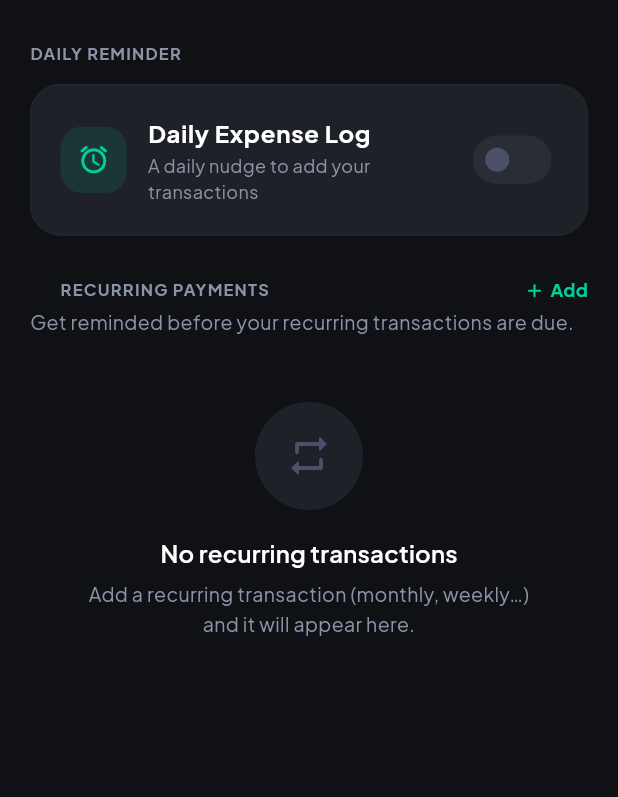
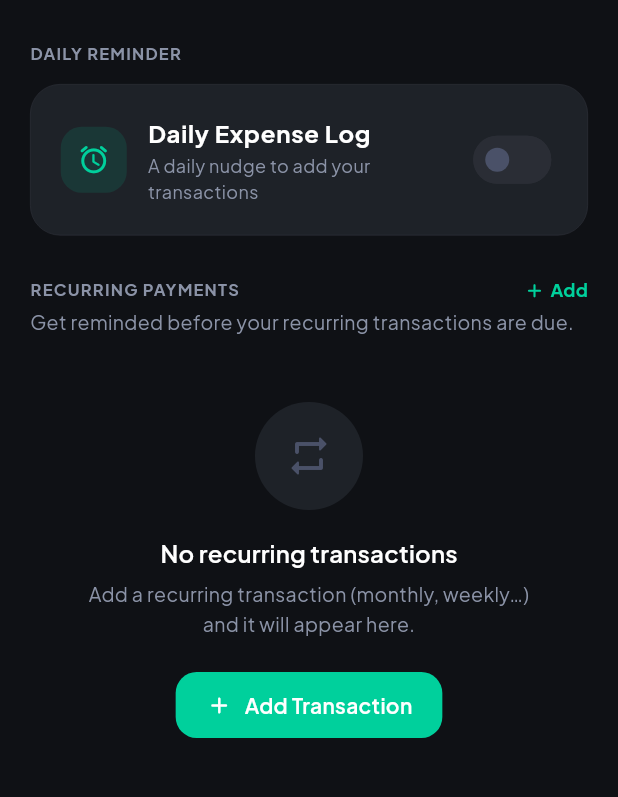
Before and after one commit to Surajkrmkr/SplitPay, a Flutter app: the NotificationSettingsScreen screen opened by its route, on a phone screen of 412 x 824 dp, the part 69-866 px from its top. Run offline on Flutter 3.47's test engine with Material 3 defaults, Android fonts, the phone set to English and light mode, and no system bars; drawn by our look-alikes of flutter_animate; our stand-ins replace cached_network_image, dio, firebase_auth, firebase_core, firebase_messaging, fl_chart and 14 more; missing offline and left inert: google_mlkit_text_recognition, mobile_scanner, upi_pro_sdk; accounts and stored records are empty; network calls fail.

Commit message:
settings screen changes updated

```diff
--- a/lib/features/settings/notification_settings_screen.dart
+++ b/lib/features/settings/notification_settings_screen.dart
@@ -49,8 +49,16 @@ class NotificationSettingsScreen extends ConsumerWidget {
                     padding: const EdgeInsets.symmetric(horizontal: 20),
                     child: Row(
                       children: [
-                        Expanded(
-                          child: _SectionLabel(label: 'RECURRING PAYMENTS'),
+                        const Expanded(
+                          child: Text(
+                            'RECURRING PAYMENTS',
+                            style: TextStyle(
+                              fontSize: 11,
+                              fontWeight: FontWeight.w700,
+                              letterSpacing: 0.8,
+                              color: AppColors.textSecondary,
+                            ),
+                          ),
                         ),
                         GestureDetector(
                           onTap: () => _openAddTransactionSheet(context),
@@ -244,8 +252,7 @@ class _DailyReminderCard extends ConsumerWidget {
                             .read(dailyReminderProvider.notifier)
                             .setEnabled(v),
                     activeThumbColor: AppColors.income,
-                    activeTrackColor:
-                        AppColors.income.withValues(alpha: 0.4),
+                    activeTrackColor: AppColors.income.withValues(alpha: 0.4),
                   ),
                 ],
               ),
@@ -331,6 +338,21 @@ class _RecurringTransactionsList extends ConsumerWidget {
                   height: 1.5,
                 ),
               ),
+              const SizedBox(height: 20),
+              FilledButton.icon(
+                onPressed: () => _openAddTransactionSheet(context),
+                icon: const Icon(Icons.add_rounded, size: 18),
+                label: const Text('Add Transaction'),
+                style: FilledButton.styleFrom(
+                  backgroundColor: AppColors.primary,
+                  foregroundColor: Colors.white,
+                  padding:
+                      const EdgeInsets.symmetric(horizontal: 20, vertical: 12),
+                  shape: RoundedRectangleBorder(
+                    borderRadius: BorderRadius.circular(14),
+                  ),
+                ),
+              ),
             ],
           ),
         ),
@@ -352,8 +374,7 @@ class _RecurringTransactionsList extends ConsumerWidget {
 class _RecurringReminderCard extends ConsumerWidget {
   final RecurringReminderEntry entry;
   final int index;
-  const _RecurringReminderCard(
-      {required this.entry, required this.index});
+  const _RecurringReminderCard({required this.entry, required this.index});
 
   @override
   Widget build(BuildContext context, WidgetRef ref) {
@@ -363,21 +384,19 @@ class _RecurringReminderCard extends ConsumerWidget {
     final currency = ref.watch(currencyProvider);
     final enabled = config.enabled;
 
-    final amountStr =
-        CurrencyFormatter.format(tx.amount, symbol: currency);
+    final amountStr = CurrencyFormatter.format(tx.amount, symbol: currency);
     final recurrenceLabel = tx.recurrence.label;
     final categoryLabel = tx.customCategoryId != null
         ? (ref
-            .read(customCategoriesProvider)
-            .cast<dynamic>()
-            .firstWhere((c) => c.id == tx.customCategoryId,
-                orElse: () => null)
-            ?.label as String? ??
+                .read(customCategoriesProvider)
+                .cast<dynamic>()
+                .firstWhere((c) => c.id == tx.customCategoryId,
+                    orElse: () => null)
+                ?.label as String? ??
             tx.category.label)
         : tx.category.label;
 
-    final displayName =
-        tx.note?.isNotEmpty == true ? tx.note! : categoryLabel;
+    final displayName = tx.note?.isNotEmpty == true ? tx.note! : categoryLabel;
 
     return Padding(
       padding: const EdgeInsets.fromLTRB(20, 0, 20, 12),
@@ -447,8 +466,7 @@ class _RecurringReminderCard extends ConsumerWidget {
                         .read(transactionRemindersProvider.notifier)
                         .setEnabled(tx, v),
                     activeThumbColor: AppColors.warning,
-                    activeTrackColor:
-                        AppColors.warning.withValues(alpha: 0.4),
+                    activeTrackColor: AppColors.warning.withValues(alpha: 0.4),
                   ),
                 ],
               ),
@@ -583,9 +601,7 @@ class _DaysBeforePicker extends StatelessWidget {
               height: 4,
               margin: const EdgeInsets.only(top: 10, bottom: 16),
               decoration: BoxDecoration(
-                color: isDark
-                    ? AppColors.darkBorder
-                    : AppColors.lightBorder,
+                color: isDark ? AppColors.darkBorder : AppColors.lightBorder,
                 borderRadius: BorderRadius.circular(2),
               ),
             ),
@@ -602,8 +618,7 @@ class _DaysBeforePicker extends StatelessWidget {
             ),
             for (final (days, label) in _options)
               ListTile(
-                title: Text(label,
-                    style: const TextStyle(fontSize: 14)),
+                title: Text(label, style: const TextStyle(fontSize: 14)),
                 trailing: value == days
                     ? const Icon(Icons.check_rounded,
                         color: AppColors.primary, size: 20)
--- a/lib/providers/settings_provider.dart
+++ b/lib/providers/settings_provider.dart
@@ -99,9 +99,8 @@ class HiddenCategoriesNotifier extends StateNotifier<Set<String>> {
     // always stay visible.
     if (category == Category.other) return;
     final name = category.name;
-    state = state.contains(name)
-        ? ({...state}..remove(name))
-        : {...state, name};
+    state =
+        state.contains(name) ? ({...state}..remove(name)) : {...state, name};
     await PreferencesService.set('hiddenCategories', state.toList());
   }
 
```
Also changed, not shown: lib/features/settings/settings_screen.dart (+5 -5 lines).
